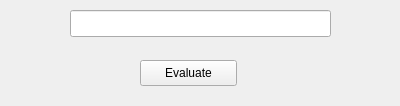
The window that NumericalIntegrator/numericalintegrator.ui (samanseifi/NumericalIntegrator) describes before a commit, drawn with Qt 5.
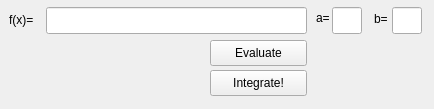
The same window after the commit.

Patch:
```diff
--- a/NumericalIntegrator/numericalintegrator.ui
+++ b/NumericalIntegrator/numericalintegrator.ui
@@ -6,8 +6,8 @@
    <rect>
     <x>0</x>
     <y>0</y>
-    <width>400</width>
-    <height>106</height>
+    <width>434</width>
+    <height>109</height>
    </rect>
   </property>
   <property name="windowTitle">
@@ -17,8 +17,8 @@
    <widget class="QLineEdit" name="lineEdit">
     <property name="geometry">
      <rect>
-      <x>70</x>
-      <y>10</y>
+      <x>46</x>
+      <y>7</y>
       <width>261</width>
       <height>27</height>
      </rect>
@@ -27,8 +27,8 @@
    <widget class="QPushButton" name="pushButton">
     <property name="geometry">
      <rect>
-      <x>140</x>
-      <y>60</y>
+      <x>210</x>
+      <y>40</y>
       <width>97</width>
       <height>26</height>
      </rect>
@@ -37,6 +37,78 @@
      <string>Evaluate</string>
     </property>
    </widget>
+   <widget class="QLabel" name="label">
+    <property name="geometry">
+     <rect>
+      <x>9</x>
+      <y>11</y>
+      <width>31</width>
+      <height>17</height>
+     </rect>
+    </property>
+    <property name="text">
+     <string>f(x)=</string>
+    </property>
+   </widget>
+   <widget class="QLabel" name="label_2">
+    <property name="geometry">
+     <rect>
+      <x>374</x>
+      <y>10</y>
+      <width>21</width>
+      <height>17</height>
+     </rect>
+    </property>
+    <property name="text">
+     <string>b=</string>
+    </property>
+   </widget>
+   <widget class="QLabel" name="label_3">
+    <property name="geometry">
+     <rect>
+      <x>316</x>
+      <y>10</y>
+      <width>21</width>
+      <height>17</height>
+     </rect>
+    </property>
+    <property name="text">
+     <string>&lt;html&gt;&lt;head/&gt;&lt;body&gt;&lt;p&gt;a=&lt;/p&gt;&lt;/body&gt;&lt;/html&gt;</string>
+    </property>
+   </widget>
+   <widget class="QLineEdit" name="lineEdit_2">
+    <property name="geometry">
+     <rect>
+      <x>332</x>
+      <y>7</y>
+      <width>30</width>
+      <height>27</height>
+     </rect>
+    </property>
+   </widget>
+   <widget class="QLineEdit" name="lineEdit_3">
+    <property name="geometry">
+     <rect>
+      <x>392</x>
+      <y>7</y>
+      <width>30</width>
+      <height>27</height>
+     </rect>
+    </property>
+   </widget>
+   <widget class="QPushButton" name="pushButton_2">
+    <property name="geometry">
+     <rect>
+      <x>210</x>
+      <y>70</y>
+      <width>97</width>
+      <height>26</height>
+     </rect>
+    </property>
+    <property name="text">
+     <string>Integrate!</string>
+    </property>
+   </widget>
   </widget>
  </widget>
  <layoutdefault spacing="6" margin="11"/>
```
